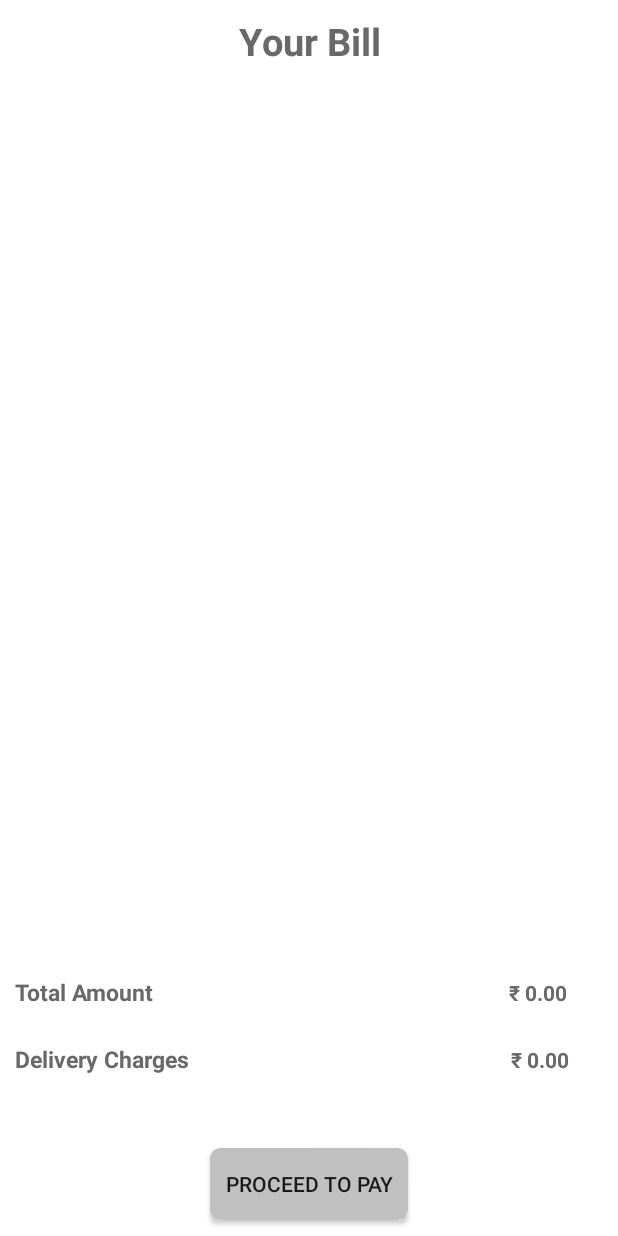
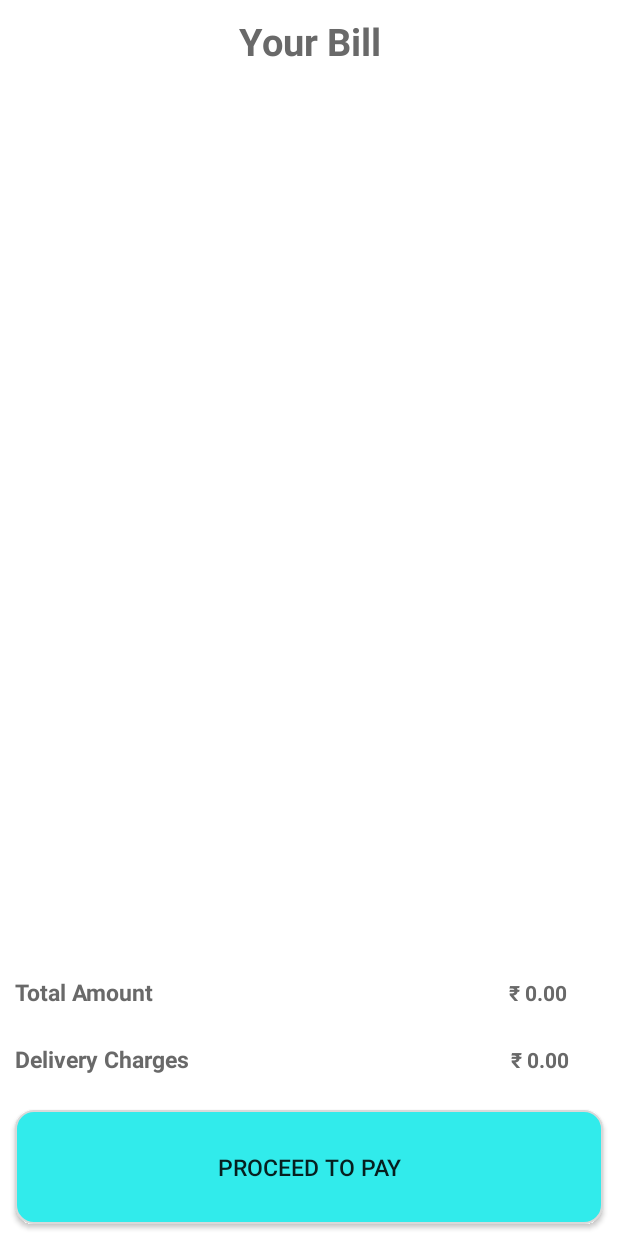
Before and after one commit to harshpatel2810/gyo_delivery, an Android app: the CustomerBill screen opened directly, with no data from a screen before it, on a phone screen of 412 x 824 dp. Run offline under Robolectric (Android 15) with nearby library versions, the phone set to English and light mode, and no system bars; libraries missing offline, so code that uses them is left out: com.vstechlab.easyfonts, de.halfbit.pinnedsection; 10 statements that could not run were skipped.

Commit message:
Today I have done animations with the screen and completed icons for veg-non veg and implementation of TextView below Image View forminimum order of resturant and current continuing with Search Location functionality by refering google references.
22-5-2017
Sir made design for search bar
Completed Updation of amount of item
Alert Dialog if the quantity goes higher than 10 with validation

23-5-2017
Completed Search functionality for location

24-5-2017
Creating bill for resturant

25-5-2017
Designing Screen for bill payment
and create layout resource file to inflate it

26-5-2017
Created bill by inflating layout in listview and bill will be updated soon

27-5-2017
Creation of bill completed with help of pratik sir
Layout designing will be completed by tommorrow

28-5-2017
Designing layout for bill

29-5-2017
Continuing with the designing of bill

31-5-2017
Added Names of Resturants in ExpandableListView
Created Icon For Veg/Non Veg
and also added icons dynamically according to the types of resturants

1-6-2017
Try to get details of restuarant restuarant wise but not getting it
now starting to design screen for filter
and icon of filter added on the action bar

2-6-2017
Data getting appropriately according to Resturants not getting amount and item count
continuing screen designing for filters in resturants criteria

3-6-2017
Completed Resturant wise order validation
and continuing with implementation of FilterScreen using RecylerView

5-6-2017
Completed Screen for Filter and also implementatio of On/Off button
for filter according to Rating and Delivery

6-6-2017
Completed  code to find latitude and longtitude according to place selected by the user

7-6-2017
Added Search Bar to search restaurants(only design)
Validation According to minimum order value completed
Added data from adapter of categories with appropriate checkbox

8-6-2017
Completed Search Fucnctionality for the Restaurant and designing of bill

9-6-2017
Completed UI for cart,Added item counts and Sub price of Restaurants
and also validate amount for Minimum value and restaurant order(Red,Green)

```diff
--- a/app/src/main/java/com/goyo/grocery_goyo/CustomBillAdapter.java
+++ b/app/src/main/java/com/goyo/grocery_goyo/CustomBillAdapter.java
@@ -8,7 +8,9 @@ import android.view.ViewGroup;
 import android.widget.BaseAdapter;
 import android.widget.BaseExpandableListAdapter;
 import android.widget.TextView;
+
 import com.goyo.grocery.R;
+
 import java.util.ArrayList;
 import java.util.HashMap;
 import java.util.List;
@@ -16,23 +18,26 @@ import java.util.Objects;
 
 import com.goyo.grocery_goyo.Global.global;
 import com.vstechlab.easyfonts.EasyFonts;
+
 import de.halfbit.pinnedsection.PinnedSectionListView;
 public class CustomBillAdapter extends BaseExpandableListAdapter {
     Context context;
     HoldGroup hg = null;
-    HoldChild hc=null;
+    HoldChild hc = null;
     List<String> resturantNames;
-    HashMap<String,List<String>>  itemNames;
-    HashMap<String,List<Integer>> totalQuantity;
-    HashMap<String,List<Double>>  totalRates;
+    HashMap<String, List<String>> itemNames;
+    HashMap<String, List<Integer>> totalQuantity;
+    HashMap<String, List<Double>> totalRates;
     List<Integer> quantityTotal;
-   public CustomBillAdapter(Context context,List<String> resturantNames,HashMap<String,List<String>> itemNames,HashMap<String,List<Integer>> totalQuantity,HashMap<String,List<Double>> totalRates) {
+    List<Double> sumAmount;
+    public CustomBillAdapter(Context context, List<String> resturantNames, HashMap<String, List<String>> itemNames, HashMap<String, List<Integer>> totalQuantity, HashMap<String, List<Double>> totalRates) {
         this.context = context;
         this.itemNames = itemNames;
         this.resturantNames = resturantNames;
-        this.totalQuantity=totalQuantity;
-        this.totalRates=totalRates;
-
+        this.totalQuantity = totalQuantity;
+        this.totalRates = totalRates;
+        quantityTotal = CustomerBill.sumQuantity;
+        sumAmount=CustomerBill.sumAmount;
     }
     @Override
     public int getGroupCount() {
@@ -43,34 +48,35 @@ public class CustomBillAdapter extends BaseExpandableListAdapter {
         return this.itemNames.get(this.resturantNames.get(groupPosition)).size();
     }
     @Override
-    public Object getGroup(int groupPosition)
-    {
+    public Object getGroup(int groupPosition) {
         return this.resturantNames.get(groupPosition);
     }
-    public Object getGroupQuantity(int groupPosition)
-    {
+
+    public Object getGroupQuantity(int groupPosition) {
         return this.quantityTotal.get(groupPosition);
     }
+
     @Override
     public Object getChild(int groupPosition, int childPosition) {
         return this.itemNames.get(this.resturantNames.get(groupPosition)).get(childPosition);
     }
-    public Object getChildQuantity(int groupPosition, int childPosition)
-    {
+
+    public Object getChildQuantity(int groupPosition, int childPosition) {
         return this.totalQuantity.get(this.resturantNames.get(groupPosition)).get(childPosition);
     }
-    public Object getChildRates(int groupPosition, int childPosition)
-    {
+
+    public Object getChildRates(int groupPosition, int childPosition) {
         return this.totalRates.get(this.resturantNames.get(groupPosition)).get(childPosition);
     }
-    public int getChildrenCountQuantity(int groupPosition)
-    {
+
+    public int getChildrenCountQuantity(int groupPosition) {
         return this.totalQuantity.get(this.resturantNames.get(groupPosition)).size();
     }
-    public int getChildrenCountRates(int groupPosition)
-    {
+
+    public int getChildrenCountRates(int groupPosition) {
         return this.totalRates.get(this.resturantNames.get(groupPosition)).size();
     }
+
     @Override
     public long getGroupId(int groupPosition) {
         return groupPosition;
@@ -91,64 +97,60 @@ public class CustomBillAdapter extends BaseExpandableListAdapter {
             convertView = inflater.inflate(R.layout.layout_bill_group, null);
             hg = new HoldGroup(convertView);
             convertView.setTag(hg);
-        } else
-        {
+        } else {
             hg = (HoldGroup) convertView.getTag();
-        }
-        if(isExpanded)
-        {
-            convertView.setPadding(0,0,0,0);
-        }
-        else
-        {
-            convertView.setPadding(0,0,0,30);
         }
 
         final String res = resturantNames.get(groupPosition);
         hg.txtResturantName.setText(res);
+        hg.txtItemCount.setText("Items:"+String.valueOf(quantityTotal.get(groupPosition)));
+        hg.txtAmount.setText("Amount"+" "+"₹"+String.valueOf(sumAmount.get(groupPosition)));
         return convertView;
     }
     @Override
     public View getChildView(int groupPosition, int childPosition, boolean isLastChild, View convertView, ViewGroup parent) {
 
-        final String childText = (String)getChild(groupPosition, childPosition);
-        final String quantity=String.valueOf(getChildQuantity(groupPosition,childPosition));
-        final String rates=String.valueOf(getChildRates(groupPosition,childPosition));
-        if(convertView==null)
-        {
-            LayoutInflater inflater=(LayoutInflater)context.getSystemService(Context.LAYOUT_INFLATER_SERVICE);
-            convertView=inflater.inflate(R.layout.layout_bill_child,null);
-           hc=new HoldChild(convertView);
+        final String childText = (String) getChild(groupPosition, childPosition);
+        final String quantity = String.valueOf(getChildQuantity(groupPosition, childPosition));
+        final String rates = String.valueOf(getChildRates(groupPosition, childPosition));
+        if (convertView == null) {
+            LayoutInflater inflater = (LayoutInflater) context.getSystemService(Context.LAYOUT_INFLATER_SERVICE);
+            convertView = inflater.inflate(R.layout.layout_bill_child, null);
+            hc = new HoldChild(convertView);
             convertView.setTag(hc);
+        } else {
+            hc = (HoldChild) convertView.getTag();
         }
-        else
-        {
-            hc=(HoldChild)convertView.getTag();
-        }
-        hc.txtBillItemName.setText("Items:"+childText);
+        hc.txtBillItemName.setText("Items:" + childText);
         hc.txtBillItemQuantity.setText(quantity);
-        hc.txtBillItemRate.setText("₹"+rates);
+        hc.txtBillItemRate.setText("₹" + rates);
         return convertView;
     }
+
     @Override
     public boolean isChildSelectable(int groupPosition, int childPosition) {
         return true;
     }
+
     public class HoldGroup {
         public HoldGroup(View item) {
 
             txtResturantName = (TextView) item.findViewById(R.id.txtBillResturantName);
             txtItemCount = (TextView) item.findViewById(R.id.txtItemCount);
+            txtAmount=(TextView)item.findViewById(R.id.txtBillAmount);
             txtResturantName.setTypeface(EasyFonts.caviarDreamsBold(context));
         }
+
         private TextView txtResturantName, txtItemCount, txtAmount;
     }
+
     public class HoldChild {
         public HoldChild(View item) {
             txtBillItemName = (TextView) item.findViewById(R.id.txtBillItemName);
             txtBillItemQuantity = (TextView) item.findViewById(R.id.txtBillQuantity);
             txtBillItemRate = (TextView) item.findViewById(R.id.txtBillAmount);
         }
+
         private TextView txtBillItemName, txtBillItemQuantity, txtBillItemRate;
     }
 }
--- a/app/src/main/java/com/goyo/grocery_goyo/CustomerBill.java
+++ b/app/src/main/java/com/goyo/grocery_goyo/CustomerBill.java
@@ -13,6 +13,7 @@ import android.widget.LinearLayout;
 import android.widget.ListAdapter;
 import android.widget.ListView;
 import android.widget.TextView;
+import android.widget.Toast;
 
 import com.goyo.grocery.R;
 import com.goyo.grocery_goyo.Global.global;
@@ -37,6 +38,8 @@ public class CustomerBill extends AppCompatActivity {
     private List<Integer> totalQuantity;
     private List<Double> Rates;
     public static List<Integer> sumQuantity;
+    public static List<Double> sumAmount;
+
     private android.support.v7.app.ActionBar actionBar;
     @Override
     protected void onCreate(Bundle savedInstanceState) {
@@ -46,6 +49,9 @@ public class CustomerBill extends AppCompatActivity {
         itemNames = new HashMap<String, List<String>>();
         quantity = new HashMap<String, List<Integer>>();
         totalRates = new HashMap<String, List<Double>>();
+        //Initializing two arraylist to add the sum and quantity of each and everr restaurant
+        sumQuantity=new ArrayList<>();
+        sumAmount=new ArrayList<>();
         // customerBillDetailsList= (ArrayList<CustomerBillDetails>)io.getSerializableExtra("bill");
         mListView = (ExpandableListView) findViewById(R.id.list_display_bill);
         ArrayList<CustomerBillDetails> cc = new ArrayList<>();
@@ -59,19 +65,20 @@ public class CustomerBill extends AppCompatActivity {
             nowShowing = new ArrayList<>();
             totalQuantity = new ArrayList<>();
             Rates = new ArrayList<>();
-            sumQuantity=new ArrayList<>();
             int qty_sum=0;
+            double sum_amount=0;
             for (int j = 0; j < cc.size(); j++) {
                 //Seperating all the values from CustomerBillDetails ArratList according to the Match of Resturant Names
                 if (global.resturantNames.get(i).contains(cc.get(j).getResturant_name())) {
                     nowShowing.add(cc.get(j).getItem_name());
                     totalQuantity.add(cc.get(j).getQuantity());
                     qty_sum=qty_sum+cc.get(j).getQuantity();
-                    sumQuantity.add(qty_sum);
+                    sum_amount=sum_amount+cc.get(j).getQuantity() * cc.get(j).getRate();
                     Rates.add(Double.valueOf((cc.get(j).getQuantity()) * (cc.get(j).getRate())));
                 }
-
             }
+            sumQuantity.add(qty_sum);
+            sumAmount.add(sum_amount);
             //Putting each resturant and the items in the appropriate HashMap
             itemNames.put(global.resturantNames.get(i), nowShowing);
             quantity.put(global.resturantNames.get(i), totalQuantity);
@@ -81,7 +88,8 @@ public class CustomerBill extends AppCompatActivity {
         btnForPayment = (Button) findViewById(R.id.btnForPayment);
         //Setting the total amount of the bill in the final cart
         txtAmountValue.setText(ResturantProfile.totalAmount.getText().toString() + ".00");
-        btnForPayment.setText(btnForPayment.getText().toString() + " " + ResturantProfile.totalAmount.getText().toString() + ".00");
+        btnForPayment.setText(btnForPayment.getText().toString() + "   " + ResturantProfile.totalAmount.getText().toString() + ".00");
+        btnForPayment.setTypeface(EasyFonts.caviarDreams(this));
         expandableListAdapter = new CustomBillAdapter(CustomerBill.this, global.resturantNames, itemNames, quantity, totalRates);
         mListView.setAdapter(expandableListAdapter);
         actionBar = getSupportActionBar();
--- /dev/null
+++ b/app/src/main/res/drawable/button_payment_shape.xml
@@ -0,0 +1,26 @@
+<?xml version="1.0" encoding="utf-8"?>
+<shape xmlns:android="http://schemas.android.com/apk/res/android" android:shape="rectangle" >
+    <corners
+        android:radius="12dp"
+        />
+    <gradient
+        android:angle="45"
+        android:startColor="#31EBEB"
+        android:endColor="#31EBEB"
+        android:type="linear"
+        />
+    <padding
+        android:left="10dp"
+        android:top="10dp"
+        android:right="10dp"
+        android:bottom="10dp"
+        />
+    <size
+        android:width="270dp"
+        android:height="60dp"
+        />
+    <stroke
+        android:width="1dp"
+        android:color="#D9D9D9"
+        />
+</shape>
--- a/app/src/main/res/layout/activity_customer_bill.xml
+++ b/app/src/main/res/layout/activity_customer_bill.xml
@@ -25,13 +25,14 @@
         android:layout_marginRight="10dp"
         android:layout_weight="3"
         android:gravity="center|bottom"
-        android:orientation="vertical">
+        android:orientation="vertical"
+        android:weightSum="1">
         <ExpandableListView
             android:id="@+id/list_display_bill"
             android:layout_width="match_parent"
             android:layout_height="match_parent"
             android:visibility="visible"
-              >
+            android:layout_weight="0.22">
         </ExpandableListView>
     </LinearLayout>
     <LinearLayout
@@ -85,7 +86,6 @@
             android:layout_weight="0.1"
             android:textColor="@color/dark_grey"
             android:textStyle="bold"
-
             android:id="@+id/txtDeliveryValue"
             android:text="₹ 0.00" />
     </LinearLayout>
@@ -99,11 +99,16 @@
         <Button
             android:id="@+id/btnForPayment"
             style="?android:attr/buttonStyleSmall"
-            android:layout_width="wrap_content"
+            android:layout_width="match_parent"
             android:layout_height="wrap_content"
             android:layout_gravity="center_horizontal|center"
-            android:layout_marginBottom="10dp"
-            android:background="@drawable/paymentbuttoncolor"
+            android:layout_marginBottom="7dp"
+            android:layout_weight="1"
+            android:textSize="15sp"
+            android:layout_marginTop="15dp"
+            android:layout_marginLeft="10dp"
+            android:layout_marginRight="10dp"
+            android:background="@drawable/button_payment_shape"
             android:text="@string/proceed_for_payment"
             android:singleLine="true"
             android:textAllCaps="true" />
```
Also changed, not shown: app/src/main/java/com/goyo/grocery_goyo/CustomMenuAdapter.java (+17 -0 lines), app/src/main/java/com/goyo/grocery_goyo/FilterScreen.java (+8 -3 lines).
